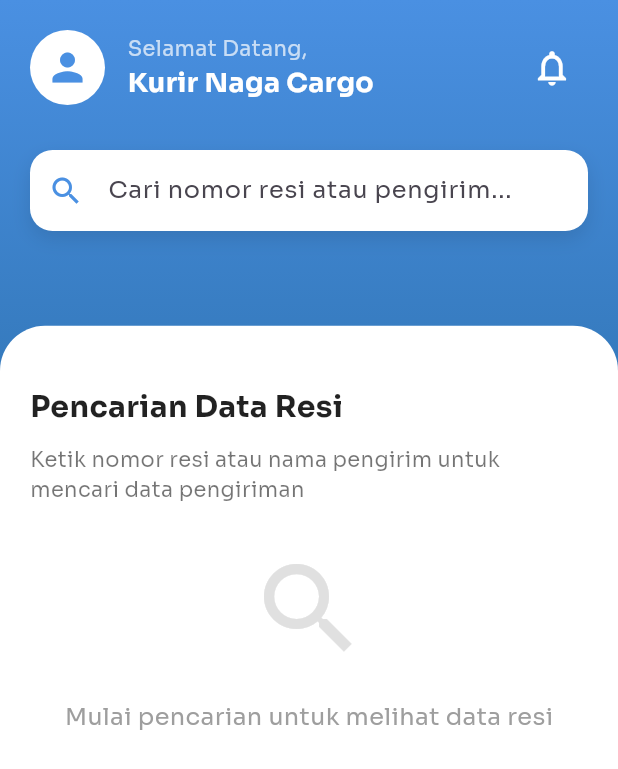
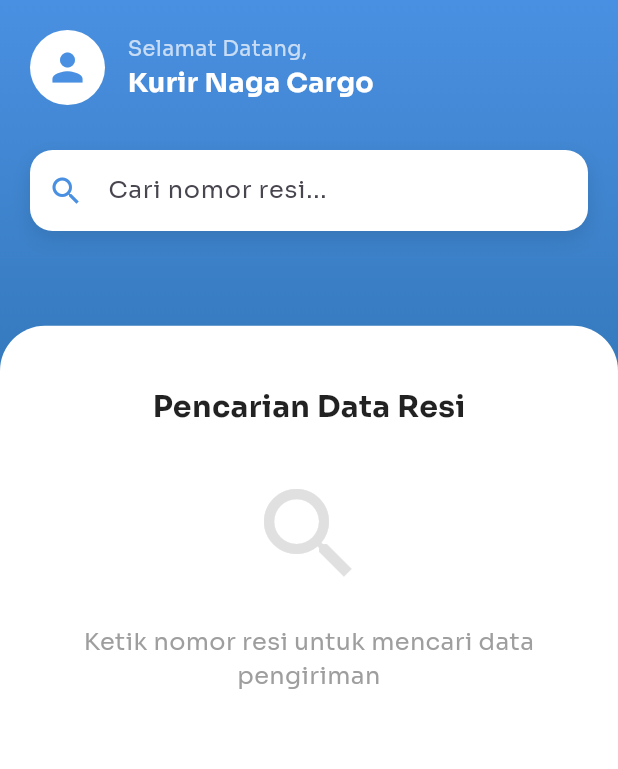
Before and after one commit to amrisabilly/naga-cargo-indonesia-apl, a Flutter app: the BerandaKurirScreen screen opened by its route, on a phone screen of 412 x 824 dp. Shown: the top 769 px of the screen. Run offline on Flutter 3.47's test engine with Material 3 defaults, Android fonts, the phone set to English and light mode, and no system bars; our stand-ins replace geolocator, go_router, google_fonts.

Commit message:
style : merapikan source code landing, beranda (kurir)

```diff
--- a/lib/landing/landing.dart
+++ b/lib/landing/landing.dart
@@ -17,16 +17,15 @@ class _SplashScreenState extends State<SplashScreen>
   void initState() {
     super.initState();
     _controller = AnimationController(
-      duration: const Duration(milliseconds: 1200),
+      duration: const Duration(milliseconds: 5),
       vsync: this,
     );
     _animation = CurvedAnimation(parent: _controller, curve: Curves.easeIn);
 
     _controller.forward();
 
-    Future.delayed(const Duration(seconds: 8), () {
+    Future.delayed(const Duration(seconds: 4), () {
       _controller.reverse().then((_) {
-        // Ganti '/login' dengan route login Anda
         context.go('/login');
       });
     });
@@ -57,7 +56,6 @@ class _SplashScreenState extends State<SplashScreen>
                 child: Column(
                   mainAxisSize: MainAxisSize.min,
                   children: [
-                    // Ganti dengan logo asset Anda
                     Image.asset(
                       'assets/images/naga_cargo.png',
                       width: 120,
@@ -78,7 +76,7 @@ class _SplashScreenState extends State<SplashScreen>
                       style: TextStyle(fontSize: 14, color: Colors.white70),
                     ),
                     const SizedBox(height: 24),
-                    // Loading spinner (opsional)
+                    // Loading spinner
                     const CircularProgressIndicator(
                       color: Colors.white,
                       strokeWidth: 2,
@@ -86,7 +84,7 @@ class _SplashScreenState extends State<SplashScreen>
                   ],
                 ),
               ),
-              // Versi aplikasi di kanan bawah
+              // Versi aplikasi
               const Positioned(
                 right: 16,
                 bottom: 16,
--- a/lib/presentations/kurir/beranda/beranda-kurir.dart
+++ b/lib/presentations/kurir/beranda/beranda-kurir.dart
@@ -127,14 +127,6 @@ class _BerandaKurirScreenState extends State<BerandaKurirScreen> {
                             ],
                           ),
                         ),
-                        IconButton(
-                          onPressed: () {},
-                          icon: const Icon(
-                            Icons.notifications_outlined,
-                            color: Colors.white,
-                            size: 28,
-                          ),
-                        ),
                       ],
                     ),
 
@@ -157,7 +149,7 @@ class _BerandaKurirScreenState extends State<BerandaKurirScreen> {
                         controller: _searchController,
                         onChanged: _performSearch,
                         decoration: InputDecoration(
-                          hintText: 'Cari nomor resi atau pengirim...',
+                          hintText: 'Cari nomor resi...',
                           prefixIcon: const Icon(
                             Icons.search,
                             color: Color(0xFF4A90E2),
@@ -220,7 +212,8 @@ class _BerandaKurirScreenState extends State<BerandaKurirScreen> {
           const SizedBox(height: 20),
           if (!_isSearching) ...[
             // Tampilan default
-            const Text(
+            Center(
+              child: Text(
                 'Pencarian Data Resi',
                 style: TextStyle(
                   fontSize: 20,
@@ -228,19 +221,16 @@ class _BerandaKurirScreenState extends State<BerandaKurirScreen> {
                   color: Colors.black87,
                 ),
               ),
-            const SizedBox(height: 10),
-            const Text(
-              'Ketik nomor resi atau nama pengirim untuk mencari data pengiriman',
-              style: TextStyle(fontSize: 14, color: Colors.black54),
             ),
-            const SizedBox(height: 30),
+            SizedBox(height: 30),
             Center(
               child: Column(
                 children: [
                   Icon(Icons.search, size: 80, color: Colors.grey[300]),
                   const SizedBox(height: 20),
                   Text(
-                    'Mulai pencarian untuk melihat data resi',
+                    'Ketik nomor resi untuk mencari data pengiriman',
+                    textAlign: TextAlign.center,
                     style: TextStyle(fontSize: 16, color: Colors.grey[500]),
                   ),
                 ],
--- a/pubspec.yaml
+++ b/pubspec.yaml
@@ -25,4 +25,3 @@ flutter:
   uses-material-design: true
   assets:
     - assets/images/
-    - assets/images/pot.jpg
```
Also changed, not shown: assets/images/land.jpg (deleted), assets/images/logo.png (deleted), assets/images/pot.jpg (deleted), pubspec.lock. Lines whose indentation alone changed are shown as unchanged.
